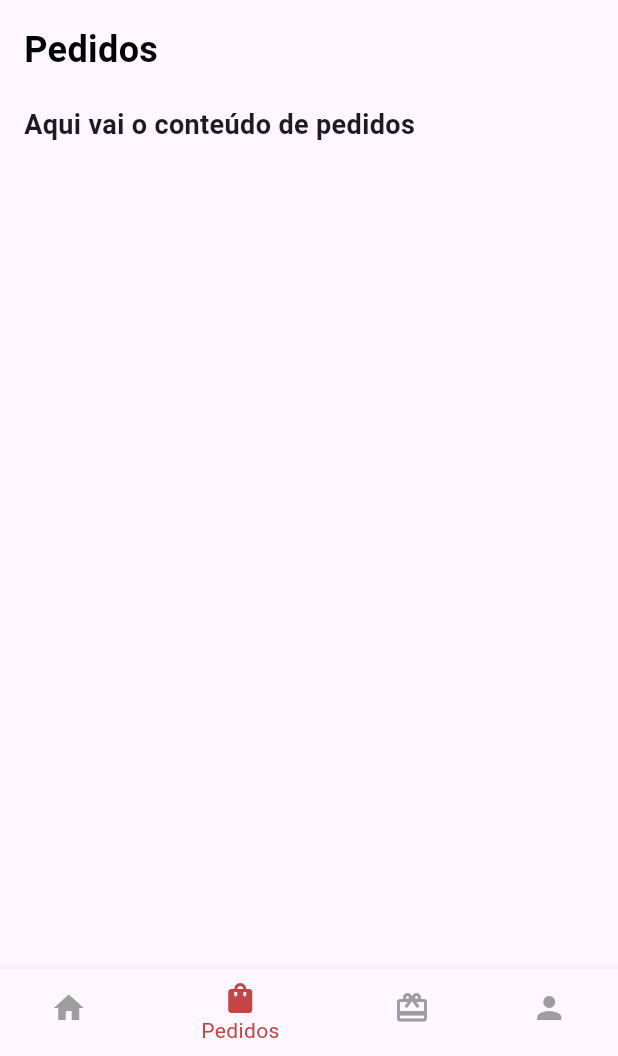
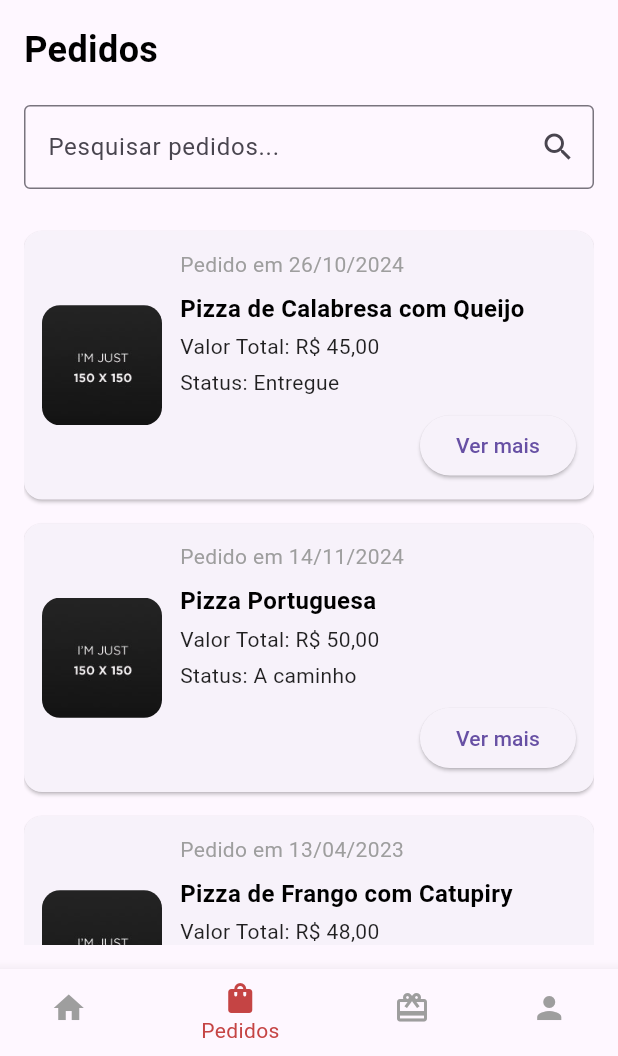
Before and after one commit to NicollasSilvaG/projeto_pizza_moblie, a Flutter app: the PedidosUsuarioScreen screen opened by its route, on a phone screen of 412 x 824 dp, the part 180-1236 px from its top. Run offline on Flutter 3.47's test engine with Material 3 defaults, Android fonts, the phone set to English and light mode, and no system bars; our stand-ins replace flutter_secure_storage, mask_text_input_formatter; accounts and stored records are empty.

Commit message:
Implementação da Vizualização do Pedido e alguns detalhes de outras telas

```diff
--- a/lib/main.dart
+++ b/lib/main.dart
@@ -27,7 +27,7 @@ class MyApp extends StatelessWidget {
         '/home': (context) => const TelaInicialScreen(),
         '/pedidos': (context) => const PedidosUsuarioScreen(),
         '/cupons' : (context) => const CuponsScreen(),
-        '/conta' : (context) => MinhaContaScreen(),
+        '/conta' : (context) => const MinhaContaScreen(),
         '/carrinho' : (context) => const CarrinhoScreen(),
         '/finalizar_pedido' : (context) => const FinalizarPedidoScreen(),
       },
--- a/lib/screens/minha_conta.dart
+++ b/lib/screens/minha_conta.dart
@@ -1,7 +1,7 @@
 import 'package:flutter/material.dart';
 
 class MinhaContaScreen extends StatelessWidget {
-  final String nomeUsuario = "Usuário Exemplo";
+  final String nomeUsuario = "Usuário";
 
   const MinhaContaScreen({super.key});
 
--- a/lib/screens/pedidos.dart
+++ b/lib/screens/pedidos.dart
@@ -1,4 +1,5 @@
 import 'package:flutter/material.dart';
+import 'package:intl/intl.dart';
 
 class PedidosUsuarioScreen extends StatefulWidget {
   const PedidosUsuarioScreen({super.key});
@@ -9,6 +10,44 @@ class PedidosUsuarioScreen extends StatefulWidget {
 
 class _PedidosUsuarioScreenState extends State<PedidosUsuarioScreen> {
   int _selectedIndex = 1; // O índice 1 é para "Pedidos"
+  String _searchQuery = '';
+  final List<Map<String, String>> _pedidos = [
+    {
+      "dataPedido": "26/10/2024",
+      "produto": "Pizza de Calabresa com Queijo",
+      "valorTotal": "R\$ 45,00",
+      "status": "Entregue",
+    },
+    {
+      "dataPedido": "14/11/2024",
+      "produto": "Pizza Portuguesa",
+      "valorTotal": "R\$ 50,00",
+      "status": "A caminho",
+    },
+    {
+      "dataPedido": "13/04/2023",
+      "produto": "Pizza de Frango com Catupiry",
+      "valorTotal": "R\$ 48,00",
+      "status": "Entregue",
+    },
+    {
+      "dataPedido": "02/10/2023",
+      "produto": "Pizza de Calabresa",
+      "valorTotal": "R\$ 45,00",
+      "status": "Entregue",
+    },
+  ];
+
+  DateTime _parseDate(String date) {
+    return DateFormat("dd/MM/yyyy").parse(date);
+  }
+
+  // Função para filtrar os pedidos
+  List<Map<String, String>> get _filteredPedidos {
+    return _pedidos.where((pedido) {
+      return pedido['produto']!.toLowerCase().contains(_searchQuery.toLowerCase());
+    }).toList();
+  }
 
   // Função para alternar entre as páginas
   void _onItemTapped(int index) {
@@ -18,10 +57,9 @@ class _PedidosUsuarioScreenState extends State<PedidosUsuarioScreen> {
 
     switch (index) {
       case 0:
-        Navigator.pushNamed(context, '/home'); // Corrigido para a rota /home
+        Navigator.pushNamed(context, '/home');
         break;
       case 1:
-        // Já estamos na tela Pedidos, então não faz nada
         break;
       case 2:
         Navigator.pushNamed(context, '/cupons');
@@ -36,19 +74,19 @@ class _PedidosUsuarioScreenState extends State<PedidosUsuarioScreen> {
   Widget build(BuildContext context) {
     return Scaffold(
       appBar: AppBar(
-        automaticallyImplyLeading: false, // Remover o botão de retorno
-        toolbarHeight: 120, // Define uma altura maior para a AppBar
+        automaticallyImplyLeading: false,
+        toolbarHeight: 120,
         backgroundColor: const Color(0xFFC54444),
-        centerTitle: true, // Centraliza o título
+        centerTitle: true,
         title: Image.asset(
-          'assets/logo.png', // Caminho da logo
-          height: 100, // Aumenta a altura da imagem
-          fit: BoxFit.contain, // Garante que a imagem não será cortada
+          'assets/logo.png',
+          height: 100,
+          fit: BoxFit.contain,
         ),
         actions: [
           IconButton(
             icon: const Icon(Icons.shopping_cart),
-            color: const Color(0xFF151414), // Define a cor do ícone do carrinho como branco
+            color: const Color(0xFF151414),
             onPressed: () {
               Navigator.pushNamed(context, '/carrinho');
             },
@@ -56,29 +94,118 @@ class _PedidosUsuarioScreenState extends State<PedidosUsuarioScreen> {
         ],
         elevation: 0,
       ),
-      body: const Padding(
-        padding: EdgeInsets.all(16.0),
+      body: Padding(
+        padding: const EdgeInsets.all(16.0),
         child: Column(
           crossAxisAlignment: CrossAxisAlignment.start,
           children: [
-            // Título "Pedidos"
-            Text(
+            const Text(
               'Pedidos',
               style: TextStyle(
-                fontSize: 24, // Aumenta o tamanho da fonte
+                fontSize: 24,
                 fontWeight: FontWeight.bold,
-                color: Colors.black, // Cor do título
+                color: Colors.black,
               ),
             ),
-            SizedBox(height: 20), // Espaço entre o título e o conteúdo
+            const SizedBox(height: 20),
 
-            // Exibindo o texto com conteúdo de pedidos
-            Text(
-              'Aqui vai o conteúdo de pedidos',
-              style: TextStyle(fontSize: 18, fontWeight: FontWeight.bold),
+            // Campo de pesquisa
+            TextField(
+              onChanged: (value) {
+                setState(() {
+                  _searchQuery = value;
+                });
+              },
+              decoration: const InputDecoration(
+                hintText: 'Pesquisar pedidos...',
+                border: OutlineInputBorder(),
+                suffixIcon: Icon(Icons.search),
+              ),
             ),
-            SizedBox(height: 20),
-            // Adicione o conteúdo de pedidos aqui
+            const SizedBox(height: 20),
+
+            // Lista de pedidos filtrados
+            Expanded(
+              child: ListView.builder(
+                itemCount: _filteredPedidos.length,
+                itemBuilder: (context, index) {
+                  final pedido = _filteredPedidos[index];
+                  return Card(
+                    margin: const EdgeInsets.symmetric(vertical: 8.0),
+                    child: Padding(
+                      padding: const EdgeInsets.all(12.0),
+                      child: Row(
+                        children: [
+                          // Exibindo a imagem com bordas arredondadas
+                          ClipRRect(
+                            borderRadius: BorderRadius.circular(12), // Borda arredondada
+                            child: Image.asset(
+                              'assets/150x150.jpg', // Caminho da nova imagem
+                              width: 80, // Novo tamanho
+                              height: 80, // Novo tamanho
+                              fit: BoxFit.cover,
+                            ),
+                          ),
+                          const SizedBox(width: 12),
+                          // Informações do pedido
+                          Expanded(
+                            child: Column(
+                              crossAxisAlignment: CrossAxisAlignment.start,
+                              children: [
+                                Text(
+                                  "Pedido em ${pedido['dataPedido']}",
+                                  style: const TextStyle(
+                                    fontSize: 14,
+                                    color: Colors.grey,
+                                  ),
+                                ),
+                                const SizedBox(height: 8),
+                                Text(
+                                  pedido['produto']!,
+                                  style: const TextStyle(
+                                    fontSize: 16,
+                                    fontWeight: FontWeight.bold,
+                                    color: Colors.black,
+                                  ),
+                                ),
+                                const SizedBox(height: 4),
+                                Text(
+                                  "Valor Total: ${pedido['valorTotal']}",
+                                  style: const TextStyle(
+                                    fontSize: 14,
+                                    color: Colors.black87,
+                                  ),
+                                ),
+                                const SizedBox(height: 4),
+                                Text(
+                                  "Status: ${pedido['status']}",
+                                  style: const TextStyle(
+                                    fontSize: 14,
+                                    color: Colors.black87,
+                                  ),
+                                ),
+                                const SizedBox(height: 8),
+                                Align(
+                                  alignment: Alignment.centerRight,
+                                  child: ElevatedButton(
+                                    onPressed: () {
+                                      Navigator.pushNamed(
+                                          context, '/detalhes_pedido',
+                                          arguments: pedido);
+                                    },
+                                    child: const Text("Ver mais"),
+                                  ),
+                                ),
+                              ],
+                            ),
+                          ),
+                        ],
+                      ),
+                    ),
+                  );
+                },
+              ),
+            ),
           ],
         ),
       ),
--- a/lib/screens/tela_inicial.dart
+++ b/lib/screens/tela_inicial.dart
@@ -122,8 +122,7 @@ class TelaInicialScreenState extends State<TelaInicialScreen> {
                     name: 'Produto $index',
                     description: 'Descrição do produto $index.',
                     price: 'R\$ ${index * 5 + 10},00',
-                    imageUrl:
-                        'https://via.placeholder.com/150', // Exemplo de imagem
+                    imageUrl: 'assets/150x150.jpg', // Caminho da imagem local
                   );
                 },
               ),
@@ -223,8 +222,8 @@ class ProductCard extends StatelessWidget {
           children: [
             ClipRRect(
               borderRadius: BorderRadius.circular(8.0),
-              child: Image.network(
-                // Carregando a imagem do produto
+              child: Image.asset(
+                // Carregando a imagem local do produto
                 imageUrl,
                 width: 80,
                 height: 80,
--- a/pubspec.yaml
+++ b/pubspec.yaml
@@ -66,6 +66,7 @@ flutter:
 
   assets:
     - assets/logo.png
+    - assets/150x150.jpg
 
   # To add assets to your application, add an assets section, like this:
   # assets:
```
Also changed, not shown: assets/150x150.jpg (added), assets/email.png (deleted), assets/password.png (deleted).
